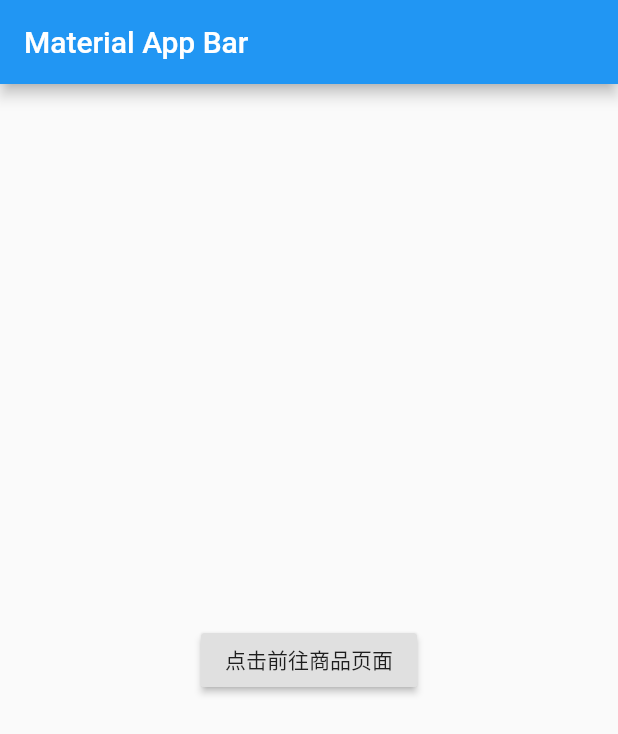
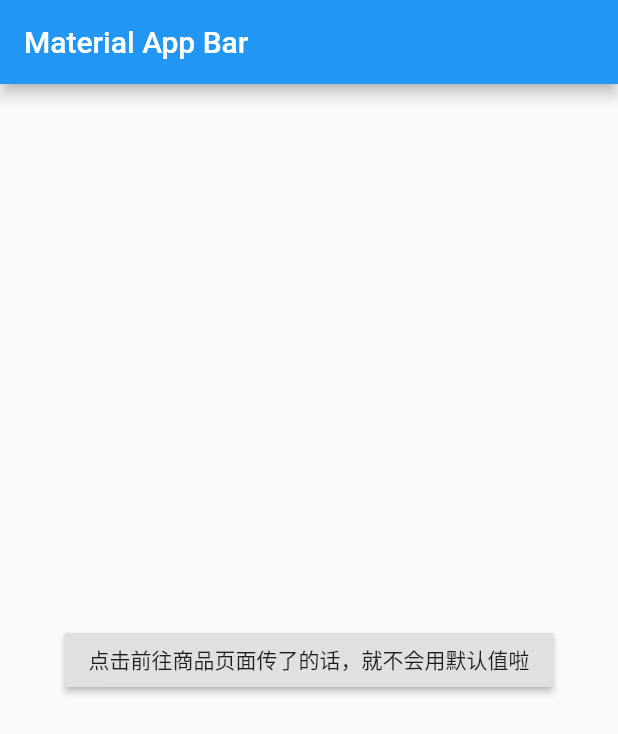
Before and after one commit to LemonTree-shine/FlutterDemo, a Flutter app: the screen it shows after launch, on a phone screen of 412 x 824 dp. Shown: the top 734 px of the screen. Run offline on Flutter 3.47's test engine with Material 2 defaults, Android fonts, the phone set to English and light mode, and no system bars.

Commit message:
路由页面跳转，传参数处理

```diff
--- a/routerdemo/lib/main.dart
+++ b/routerdemo/lib/main.dart
@@ -8,13 +8,23 @@ class MyApp extends StatelessWidget {
   Widget build(BuildContext context) {
     return MaterialApp(
       title: 'Material App',
-      home: FirstPage()
+      home: FirstPage(
+        aaa: "传了的话，就不会用默认值啦",
+      )
     );
   }
 }
 
 class FirstPage extends StatelessWidget {
-  const FirstPage({Key key}) : super(key: key);
+  final String myname = "my name is chenze";
+  String aaa;
+  String bbb = "22222";
+  FirstPage({
+    Key key,
+    this.aaa="默认值"
+  }) : super(key: key);
+
+
 
   @override
   Widget build(BuildContext context) {
@@ -24,11 +34,13 @@ class FirstPage extends StatelessWidget {
       ),
       body: Center(
         child:RaisedButton(
-            child:Text("点击前往商品页面"),
+          child:Text("点击前往商品页面$aaa"),
           onPressed: (){
             //Navigator.push(context, Ma)
             Navigator.push(context, MaterialPageRoute(
-                builder: (context) => SecondPage()
+              builder: (context) => SecondPage(
+                myname: myname,
+              )
             ));
           },
         ),
@@ -39,7 +51,9 @@ class FirstPage extends StatelessWidget {
 
 
 class SecondPage extends StatelessWidget {
-  const SecondPage({Key key}) : super(key: key);
+  String myname;
+
+  SecondPage({Key key,this.myname}) : super(key: key);
 
   @override
   Widget build(BuildContext context) {
@@ -49,9 +63,14 @@ class SecondPage extends StatelessWidget {
       ),
       body: Center(
         child: RaisedButton(
-          child: Text("返回按钮"),
+          child: Text(myname),
           onPressed: (){
-            Navigator.pop(context);
+            //Navigator.pop(context);
+            Navigator.push(context, MaterialPageRoute(
+              builder: (context)=>FirstPage(
+                aaa:"2222222"
+              )
+            ));
           },
         ),
       ),
```
Lines whose indentation alone changed are shown as unchanged.
